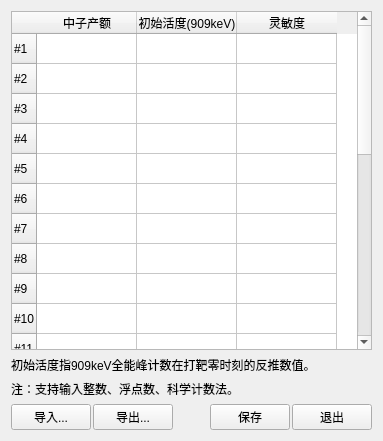
Old version of the form neutronyieldcalibration.ui in the repository MrXiaomao/HXR_Detector.
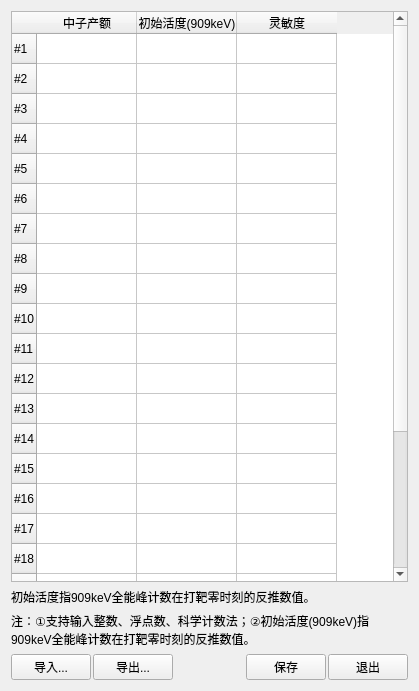
New version of the form.

Commit message: 1、重新调整配置文件的名称以及分类； 2、对能量刻度的输入数据做浮点数限定； 3、修复本地配置中输入非法数值引起的死循环问题。

The edit to the form file:
```diff
--- a/neutronyieldcalibration.ui
+++ b/neutronyieldcalibration.ui
@@ -6,8 +6,8 @@
    <rect>
     <x>0</x>
     <y>0</y>
-    <width>383</width>
-    <height>441</height>
+    <width>419</width>
+    <height>691</height>
    </rect>
   </property>
   <property name="windowTitle">
@@ -163,7 +163,10 @@
    <item>
     <widget class="QLabel" name="label">
      <property name="text">
-      <string>注：支持输入整数、浮点数、科学计数法。</string>
+      <string>注：①支持输入整数、浮点数、科学计数法；②初始活度(909keV)指909keV全能峰计数在打靶零时刻的反推数值。</string>
+     </property>
+     <property name="wordWrap">
+      <bool>true</bool>
      </property>
     </widget>
    </item>
```
The commit also changes 12 other files.
